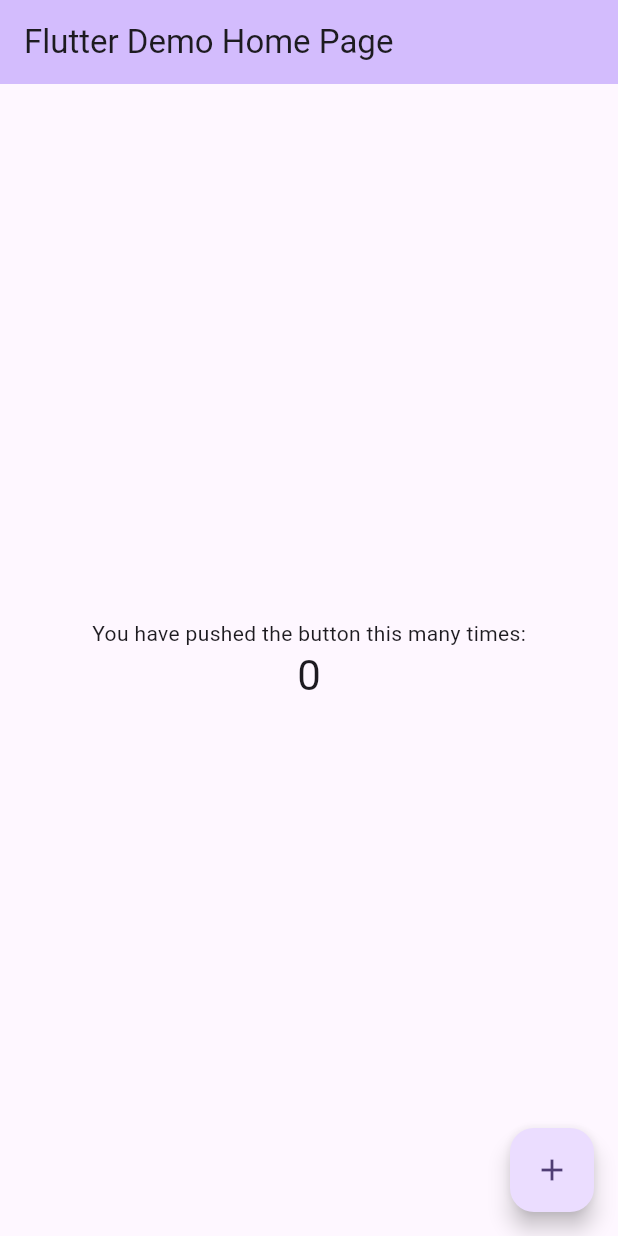
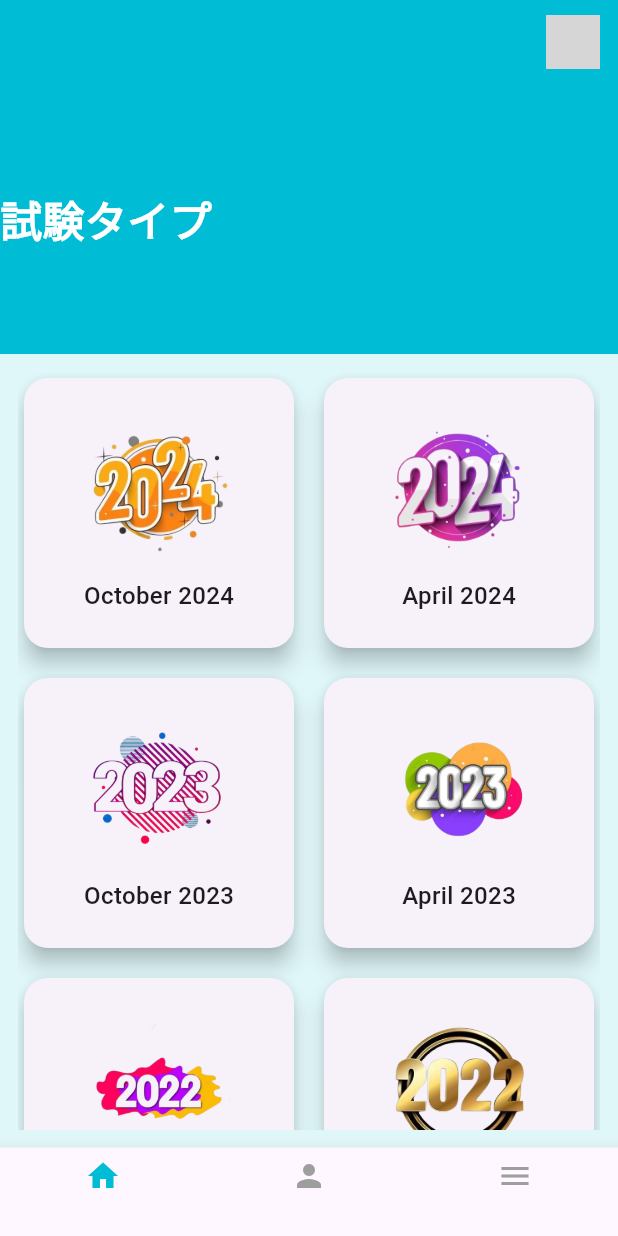
Before and after one commit to EiPhyuHtun/fequiz, a Flutter app: the screen it shows after launch, on a phone screen of 412 x 824 dp. Run offline on Flutter 3.47's test engine with Material 3 defaults, Android fonts, the phone set to English and light mode, and no system bars; network calls fail; grey boxes are pictures that could not be loaded.

Commit message:
ホーム画面と試験タイプ画面_対応

```diff
--- a/lib/main.dart
+++ b/lib/main.dart
@@ -1,125 +1,152 @@
 import 'package:flutter/material.dart';
 
 void main() {
-  runApp(const MyApp());
+  runApp(QuizApp());
 }
 
-class MyApp extends StatelessWidget {
-  const MyApp({super.key});
-
-  // This widget is the root of your application.
+class QuizApp extends StatelessWidget {
   @override
   Widget build(BuildContext context) {
     return MaterialApp(
-      title: 'Flutter K',
-      theme: ThemeData(
-        // This is the theme of your application.
-        //
-        // TRY THIS: Try running your application with "flutter run". You'll see
-        // the application has a purple toolbar. Then, without quitting the app,
-        // try changing the seedColor in the colorScheme below to Colors.green
-        // and then invoke "hot reload" (save your changes or press the "hot
-        // reload" button in a Flutter-supported IDE, or press "r" if you used
-        // the command line to start the app).
-        //
-        // Notice that the counter didn't reset back to zero; the application
-        // state is not lost during the reload. To reset the state, use hot
-        // restart instead.
-        //
-        // This works for code too, not just values: Most code changes can be
-        // tested with just a hot reload.
-        colorScheme: ColorScheme.fromSeed(seedColor: Colors.deepPurple),
-        useMaterial3: true,
-      ),
-      home: const MyHomePage(title: 'Flutter Demo Home Page'),
+      home: SplashScreen(),
+      debugShowCheckedModeBanner: false,
     );
   }
 }
 
-class MyHomePage extends StatefulWidget {
-  const MyHomePage({super.key, required this.title});
-
-  // This widget is the home page of your application. It is stateful, meaning
-  // that it has a State object (defined below) that contains fields that affect
-  // how it looks.
-
-  // This class is the configuration for the state. It holds the values (in this
-  // case the title) provided by the parent (in this case the App widget) and
-  // used by the build method of the State. Fields in a Widget subclass are
-  // always marked "final".
-
-  final String title;
-
+// Splash Screen
+class SplashScreen extends StatefulWidget {
   @override
-  State<MyHomePage> createState() => _MyHomePageState();
+  _SplashScreenState createState() => _SplashScreenState();
 }
 
-class _MyHomePageState extends State<MyHomePage> {
-  int _counter = 0;
-
-  void _incrementCounter() {
-    setState(() {
-      // This call to setState tells the Flutter framework that something has
-      // changed in this State, which causes it to rerun the build method below
-      // so that the display can reflect the updated values. If we changed
-      // _counter without calling setState(), then the build method would not be
-      // called again, and so nothing would appear to happen.
-      _counter++;
+class _SplashScreenState extends State<SplashScreen> {
+  @override
+  void initState() {
+    super.initState();
+    Future.delayed(Duration(seconds: 3), () {
+      Navigator.of(context).pushReplacement(
+        MaterialPageRoute(builder: (context) => ExamTypeScreen()),
+      );
     });
   }
 
   @override
   Widget build(BuildContext context) {
-    // This method is rerun every time setState is called, for instance as done
-    // by the _incrementCounter method above.
-    //
-    // The Flutter framework has been optimized to make rerunning build methods
-    // fast, so that you can just rebuild anything that needs updating rather
-    // than having to individually change instances of widgets.
     return Scaffold(
-      appBar: AppBar(
-        // TRY THIS: Try changing the color here to a specific color (to
-        // Colors.amber, perhaps?) and trigger a hot reload to see the AppBar
-        // change color while the other colors stay the same.
-        backgroundColor: Theme.of(context).colorScheme.inversePrimary,
-        // Here we take the value from the MyHomePage object that was created by
-        // the App.build method, and use it to set our appbar title.
-        title: Text(widget.title),
-      ),
+      backgroundColor: Color(0xFF0033A0),
       body: Center(
-        // Center is a layout widget. It takes a single child and positions it
-        // in the middle of the parent.
-        child: Column(
-          // Column is also a layout widget. It takes a list of children and
-          // arranges them vertically. By default, it sizes itself to fit its
-          // children horizontally, and tries to be as tall as its parent.
-          //
-          // Column has various properties to control how it sizes itself and
-          // how it positions its children. Here we use mainAxisAlignment to
-          // center the children vertically; the main axis here is the vertical
-          // axis because Columns are vertical (the cross axis would be
-          // horizontal).
-          //
-          // TRY THIS: Invoke "debug painting" (choose the "Toggle Debug Paint"
-          // action in the IDE, or press "p" in the console), to see the
-          // wireframe for each widget.
-          mainAxisAlignment: MainAxisAlignment.center,
-          children: <Widget>[
-            const Text(
-              'You have pushed the button this many times:',
-            ),
-            Text(
-              '$_counter',
-              style: Theme.of(context).textTheme.headlineMedium,
-            ),
-          ],
+        child: Image.asset(
+          'assets/images/quize.png',
+          width: 240,
+          fit: BoxFit.contain,
         ),
       ),
-      floatingActionButton: FloatingActionButton(
-        onPressed: _incrementCounter,
-        tooltip: 'Increment',
-        child: const Icon(Icons.add),
-      ), // This trailing comma makes auto-formatting nicer for build methods.
     );
   }
 }
+
+// Exam Type Screen
+class ExamTypeScreen extends StatelessWidget {
+  final List<Map<String, String>> examTypes = [
+    {'year': '2024', 'month': 'October', 'image': 'assets/images/2024.png'},
+    {'year': '2024', 'month': 'April', 'image': 'assets/images/20242.png'},
+    {'year': '2023', 'month': 'October', 'image': 'assets/images/2023.png'},
+    {'year': '2023', 'month': 'April', 'image': 'assets/images/20232.png'},
+    {'year': '2022', 'month': 'October', 'image': 'assets/images/2022.png'},
+    {'year': '2022', 'month': 'April', 'image': 'assets/images/20222.png'},
+  ];
+
+  @override
+  Widget build(BuildContext context) {
+    return Scaffold(
+      backgroundColor: Color(0xFFE0F7FA),
+      appBar: AppBar(
+        backgroundColor: Colors.cyan,
+        elevation: 0,
+        actions: [
+          CircleAvatar(
+            backgroundImage: NetworkImage('https://example.com/avatar.jpg'),
+            radius: 18,
+          ),
+          SizedBox(width: 12),
+        ],
+      ),
+      body: Column(
+        children: [
+          Container(
+            height: 180,
+            color: Colors.cyan,
+            child: Row(
+              mainAxisAlignment: MainAxisAlignment.end,
+              children: [
+                Padding(
+                  padding: const EdgeInsets.only(right: 275.0),
+                  child: Text(
+                    '試験タイプ',
+                    style: TextStyle(
+                      color: Colors.white,
+                      fontSize: 28,
+                      fontWeight: FontWeight.bold,
+                    ),
+                  ),
+                ),
+              ],
+            ),
+          ),
+          Expanded(
+            child: Padding(
+              padding: const EdgeInsets.all(12.0),
+              child: GridView.count(
+                crossAxisCount: 2,
+                crossAxisSpacing: 12,
+                mainAxisSpacing: 12,
+                children: examTypes.map((exam) {
+                  return GestureDetector(
+                    onTap: () {
+                      // You can handle tap here
+                    },
+                    child: Card(
+                      elevation: 6,
+                      shape: RoundedRectangleBorder(
+                        borderRadius: BorderRadius.circular(16),
+                      ),
+                      child: Column(
+                        mainAxisAlignment: MainAxisAlignment.center,
+                        children: [
+                          Image.asset(
+                            exam['image']!,
+                            width: 100,
+                            height: 100,
+                            fit: BoxFit.contain,
+                          ),
+                          SizedBox(height: 10),
+                          Text(
+                            '${exam['month']} ${exam['year']}',
+                            style: TextStyle(
+                              fontSize: 16,
+                              fontWeight: FontWeight.w500,
+                            ),
+                          ),
+                        ],
+                      ),
+                    ),
+                  );
+                }).toList(),
+              ),
+            ),
+          ),
+        ],
+      ),
+      bottomNavigationBar: BottomNavigationBar(
+        items: [
+          BottomNavigationBarItem(icon: Icon(Icons.home), label: ''),
+          BottomNavigationBarItem(icon: Icon(Icons.person), label: ''),
+          BottomNavigationBarItem(icon: Icon(Icons.menu), label: ''),
+        ],
+        selectedItemColor: Colors.cyan,
+        unselectedItemColor: Colors.grey,
+      ),
+    );
+  }
+}
```
Also changed, not shown: pubspec.yaml (+9 -3 lines), assets/images/2022.png (added), assets/images/20222.png (added), assets/images/2023.png (added), assets/images/20232.png (added), assets/images/2024.png (added), assets/images/20242.png (added), assets/images/quize.png (added).
